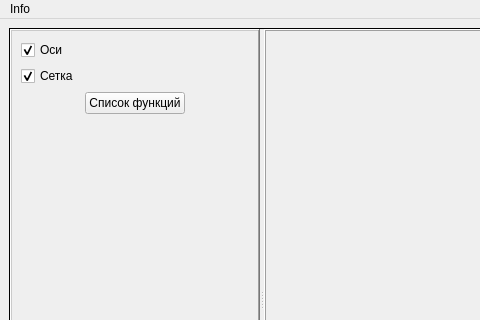
Qt form mainwindow/mainwindow.ui (GirvitAlexander/Graph) before a commit; both pictures show x 0 to 480 and y 0 to 320 of the 800 by 600 pixel window.
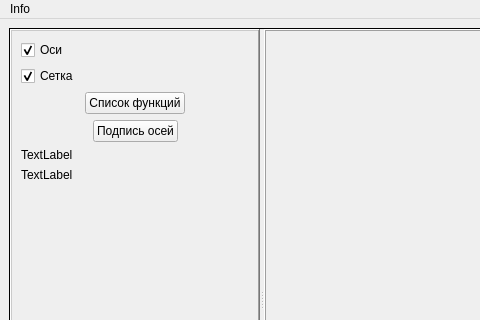
The same form after that commit. Custom widgets are drawn as their Qt base class.

```diff
--- a/mainwindow/mainwindow.ui
+++ b/mainwindow/mainwindow.ui
@@ -127,6 +127,57 @@
           </item>
          </layout>
         </item>
+        <item>
+         <layout class="QHBoxLayout" name="horizontalLayout_4">
+          <item>
+           <spacer name="horizontalSpacer_5">
+            <property name="orientation">
+             <enum>Qt::Horizontal</enum>
+            </property>
+            <property name="sizeHint" stdset="0">
+             <size>
+              <width>40</width>
+              <height>20</height>
+             </size>
+            </property>
+           </spacer>
+          </item>
+          <item>
+           <widget class="QPushButton" name="signAxes">
+            <property name="text">
+             <string>Подпись осей</string>
+            </property>
+           </widget>
+          </item>
+          <item>
+           <spacer name="horizontalSpacer_6">
+            <property name="orientation">
+             <enum>Qt::Horizontal</enum>
+            </property>
+            <property name="sizeHint" stdset="0">
+             <size>
+              <width>40</width>
+              <height>20</height>
+             </size>
+            </property>
+           </spacer>
+          </item>
+         </layout>
+        </item>
+        <item>
+         <widget class="QLabel" name="abs">
+          <property name="text">
+           <string>TextLabel</string>
+          </property>
+         </widget>
+        </item>
+        <item>
+         <widget class="QLabel" name="ord">
+          <property name="text">
+           <string>TextLabel</string>
+          </property>
+         </widget>
+        </item>
         <item>
          <spacer name="verticalSpacer">
           <property name="orientation">
```
